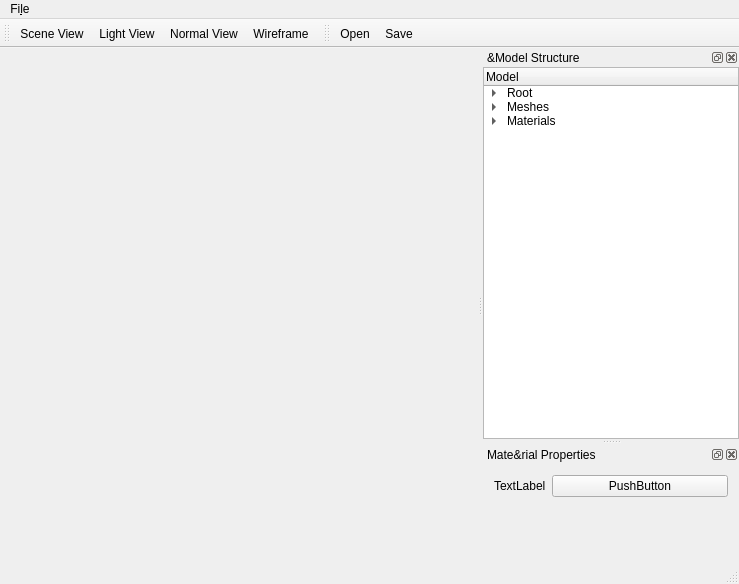
The window that MIEP/mainwindow.ui (ikskuh/acknext) describes before a commit, drawn with Qt 5.
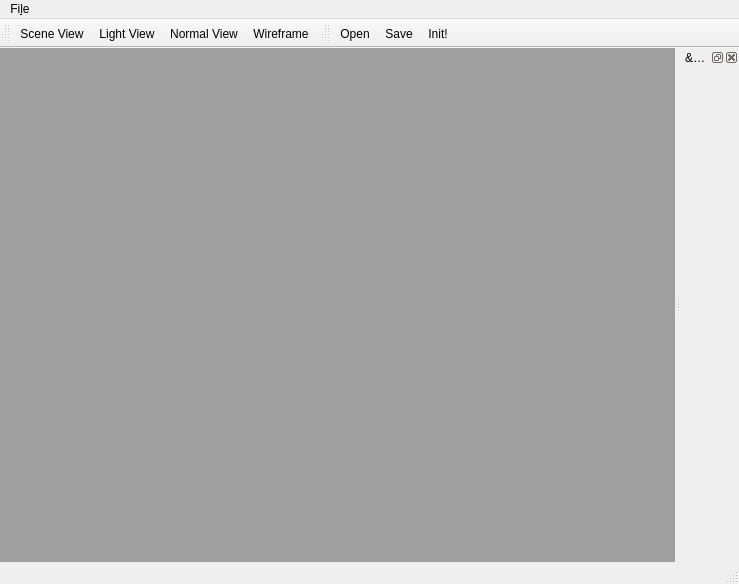
The same window after the commit. Icons and pictures are not drawn. Custom widgets are drawn as their Qt base class.

Diff of the .ui file:
```diff
--- a/MIEP/mainwindow.ui
+++ b/MIEP/mainwindow.ui
@@ -13,7 +13,31 @@
   <property name="windowTitle">
    <string>Acknext MIEP</string>
   </property>
-  <widget class="QAcknextWidget" name="centralWidget"/>
+  <widget class="QWidget" name="centralWidget">
+   <property name="styleSheet">
+    <string notr="true">background-color: red</string>
+   </property>
+   <layout class="QHBoxLayout" name="horizontalLayout">
+    <property name="spacing">
+     <number>0</number>
+    </property>
+    <property name="leftMargin">
+     <number>0</number>
+    </property>
+    <property name="topMargin">
+     <number>0</number>
+    </property>
+    <property name="rightMargin">
+     <number>0</number>
+    </property>
+    <property name="bottomMargin">
+     <number>0</number>
+    </property>
+    <item>
+     <widget class="QMdiArea" name="mdiArea"/>
+    </item>
+   </layout>
+  </widget>
   <widget class="QMenuBar" name="menuBar">
    <property name="geometry">
     <rect>
@@ -70,86 +94,6 @@
      <property name="bottomMargin">
       <number>0</number>
      </property>
-     <item>
-      <widget class="QTreeWidget" name="treeWidget">
-       <column>
-        <property name="text">
-         <string>Model</string>
-        </property>
-       </column>
-       <item>
-        <property name="text">
-         <string>Root</string>
-        </property>
-        <item>
-         <property name="text">
-          <string>Node A</string>
-         </property>
-        </item>
-        <item>
-         <property name="text">
-          <string>Node B</string>
-         </property>
-        </item>
-       </item>
-       <item>
-        <property name="text">
-         <string>Meshes</string>
-        </property>
-        <item>
-         <property name="text">
-          <string>Mesh A</string>
-         </property>
-        </item>
-        <item>
-         <property name="text">
-          <string>Mesh B</string>
-         </property>
-        </item>
-       </item>
-       <item>
-        <property name="text">
-         <string>Materials</string>
-        </property>
-        <item>
-         <property name="text">
-          <string>Material A</string>
-         </property>
-        </item>
-        <item>
-         <property name="text">
-          <string>Material B</string>
-         </property>
-        </item>
-       </item>
-      </widget>
-     </item>
-    </layout>
-   </widget>
-  </widget>
-  <widget class="QDockWidget" name="dockWidget_2">
-   <property name="windowTitle">
-    <string>Mate&amp;rial Properties</string>
-   </property>
-   <attribute name="dockWidgetArea">
-    <number>2</number>
-   </attribute>
-   <widget class="QWidget" name="dockWidgetContents_2">
-    <layout class="QFormLayout" name="formLayout">
-     <item row="0" column="0">
-      <widget class="QLabel" name="label">
-       <property name="text">
-        <string>TextLabel</string>
-       </property>
-      </widget>
-     </item>
-     <item row="0" column="1">
-      <widget class="QPushButton" name="pushButton">
-       <property name="text">
-        <string>PushButton</string>
-       </property>
-      </widget>
-     </item>
     </layout>
    </widget>
   </widget>
@@ -165,6 +109,7 @@
    </attribute>
    <addaction name="actionOpen"/>
    <addaction name="actionSave"/>
+   <addaction name="actionInit"/>
   </widget>
   <action name="actionOpen">
    <property name="icon">
@@ -248,16 +193,13 @@
     <string>Ctrl+4</string>
    </property>
   </action>
+  <action name="actionInit">
+   <property name="text">
+    <string>Init!</string>
+   </property>
+  </action>
  </widget>
  <layoutdefault spacing="6" margin="11"/>
- <customwidgets>
-  <customwidget>
-   <class>QAcknextWidget</class>
-   <extends>QWidget</extends>
-   <header location="global">qacknextwidget.hpp</header>
-   <container>1</container>
-  </customwidget>
- </customwidgets>
  <resources>
   <include location="../resource/ackui.qrc"/>
  </resources>
```
Left out of the diff: 3 changed lines with no effect on the pictures.
